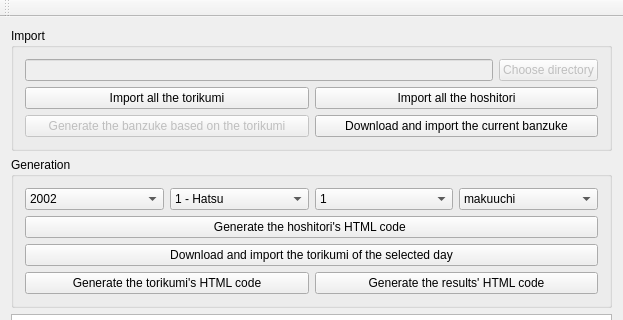
Old version of the form mainwindow.ui in the repository akdtg/ozumo; both pictures show x 0 to 623 and y 0 to 320 of the 623 by 615 pixel window.
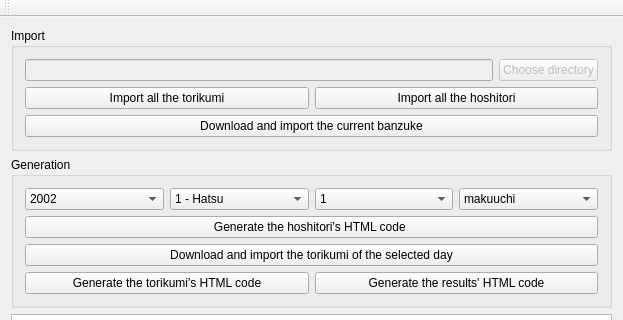
New version of the form.

Commit message: remove obsolete banzuke creation based on the torikumi

```diff
--- a/mainwindow.ui
+++ b/mainwindow.ui
@@ -68,16 +68,6 @@
        </item>
        <item row="2" column="0">
         <layout class="QHBoxLayout" name="horizontalLayout_5">
-         <item>
-          <widget class="QPushButton" name="pushButton_torikumi2Banzuke">
-           <property name="enabled">
-            <bool>false</bool>
-           </property>
-           <property name="text">
-            <string>Generate the banzuke based on the torikumi</string>
-           </property>
-          </widget>
-         </item>
          <item>
           <widget class="QPushButton" name="pushButton_downloadBanzuke">
            <property name="text">
```
The commit also changes 2 other files.
